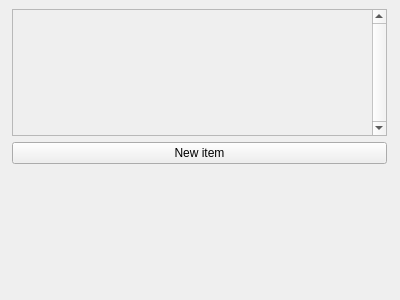
This is src/shoppinglistform.ui in Eothred/shoppinglist as Qt 5 draws it before an edit. The edited form follows.
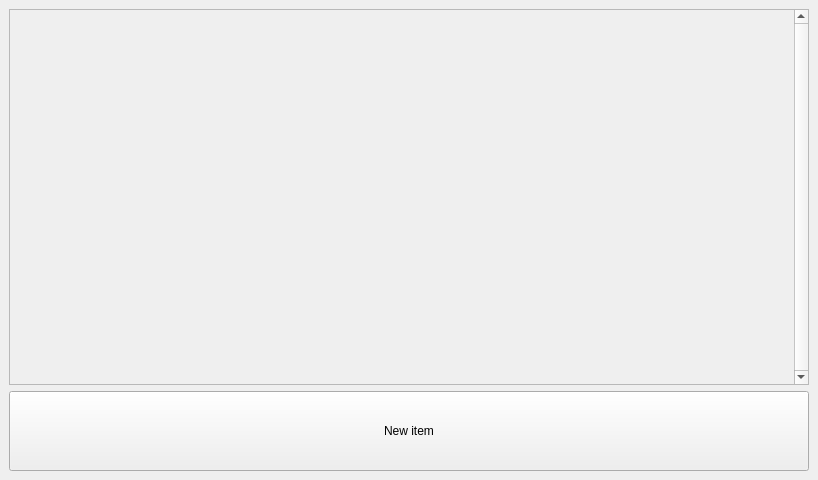
This is the edited form.

Commit message: increased area of main widget to that of the phone...

What changed in the file:
```diff
--- a/src/shoppinglistform.ui
+++ b/src/shoppinglistform.ui
@@ -6,8 +6,8 @@
    <rect>
     <x>0</x>
     <y>0</y>
-    <width>400</width>
-    <height>300</height>
+    <width>800</width>
+    <height>480</height>
    </rect>
   </property>
   <property name="sizePolicy">
@@ -28,6 +28,18 @@
    </property>
    <item row="1" column="0">
     <widget class="QPushButton" name="newItemButton">
+     <property name="sizePolicy">
+      <sizepolicy hsizetype="Minimum" vsizetype="Fixed">
+       <horstretch>0</horstretch>
+       <verstretch>0</verstretch>
+      </sizepolicy>
+     </property>
+     <property name="minimumSize">
+      <size>
+       <width>800</width>
+       <height>80</height>
+      </size>
+     </property>
      <property name="toolTip">
       <string>Add a new item</string>
      </property>
@@ -36,30 +48,23 @@
      </property>
     </widget>
    </item>
-   <item row="2" column="0">
-    <spacer name="verticalSpacer">
-     <property name="orientation">
-      <enum>Qt::Vertical</enum>
-     </property>
-     <property name="sizeHint" stdset="0">
-      <size>
-       <width>20</width>
-       <height>40</height>
-      </size>
-     </property>
-    </spacer>
-   </item>
    <item row="0" column="0">
     <widget class="QScrollArea" name="scrollArea">
      <property name="enabled">
       <bool>true</bool>
      </property>
      <property name="sizePolicy">
-      <sizepolicy hsizetype="Maximum" vsizetype="Expanding">
+      <sizepolicy hsizetype="Minimum" vsizetype="Expanding">
        <horstretch>0</horstretch>
        <verstretch>0</verstretch>
       </sizepolicy>
      </property>
+     <property name="minimumSize">
+      <size>
+       <width>800</width>
+       <height>0</height>
+      </size>
+     </property>
      <property name="verticalScrollBarPolicy">
       <enum>Qt::ScrollBarAlwaysOn</enum>
      </property>
@@ -89,8 +94,8 @@
         <rect>
          <x>0</x>
          <y>0</y>
-         <width>361</width>
-         <height>261</height>
+         <width>771</width>
+         <height>371</height>
         </rect>
        </property>
        <layout class="QVBoxLayout" name="mainLayout">
```
